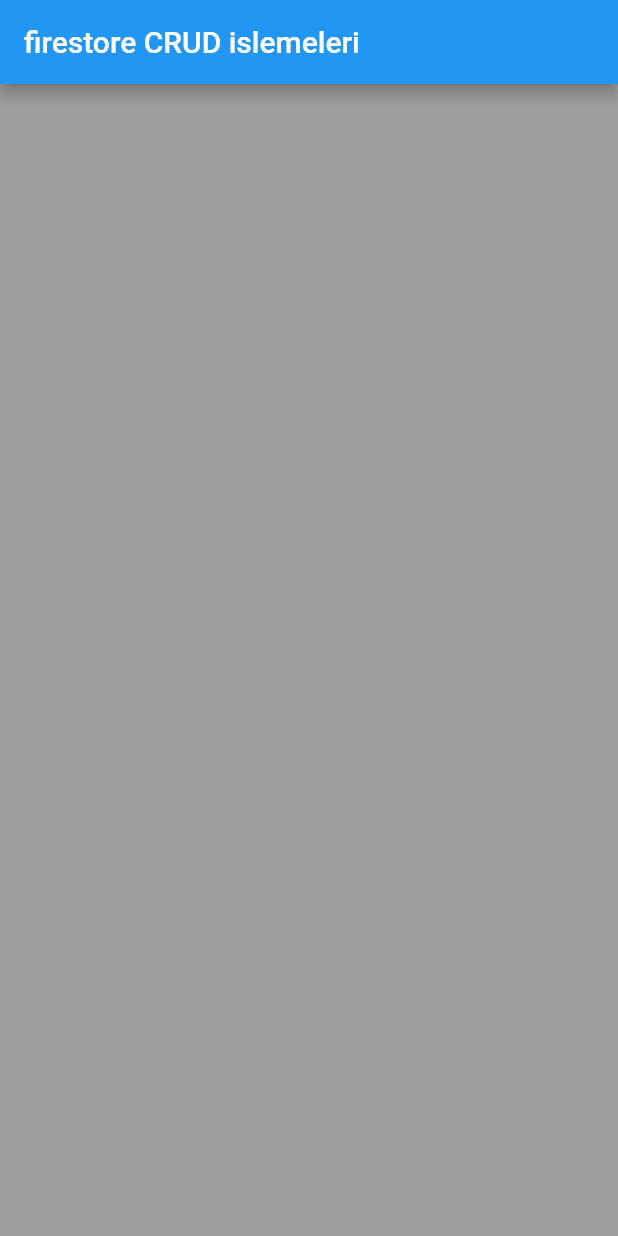
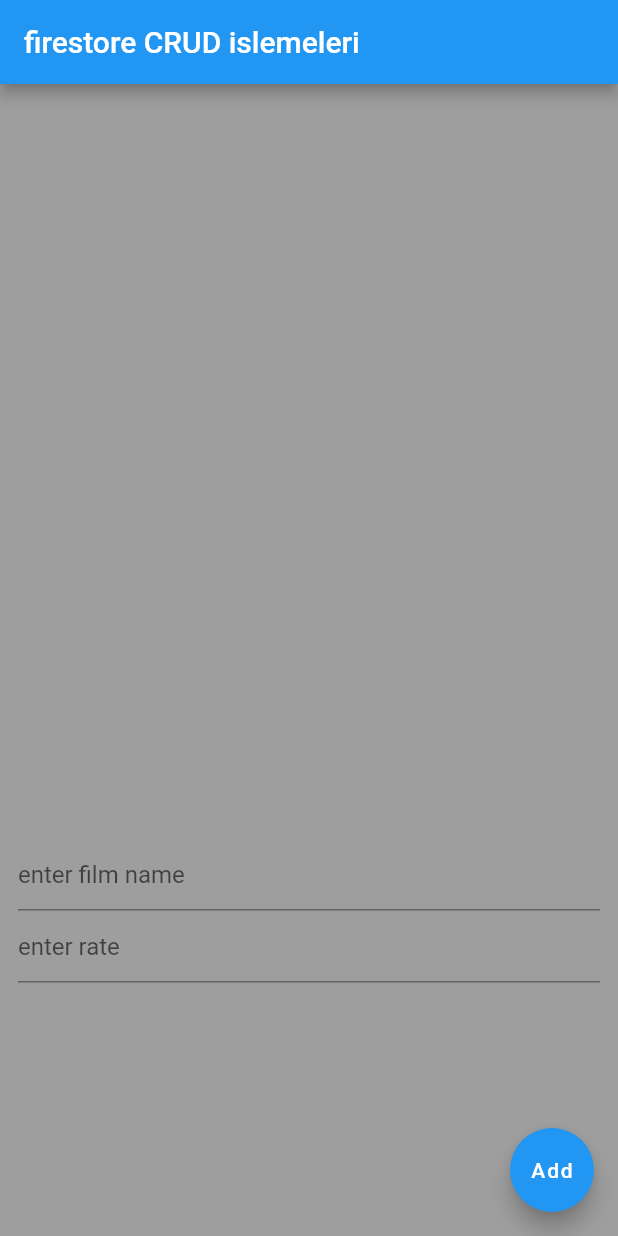
Before and after one commit to serhatcetin-kral/flutter-firebase-calisma2, a Flutter app: the screen it shows after launch, on a phone screen of 412 x 824 dp. Run offline on Flutter 3.47's test engine with Material 2 defaults, Android fonts, the phone set to English and light mode, and no system bars; our stand-ins replace cloud_firestore, firebase_core; missing offline and left inert: dart:ffi; accounts and stored records are empty.

Commit message:
Update home_page.dart

```diff
--- a/lib/home_page.dart
+++ b/lib/home_page.dart
@@ -1,3 +1,138 @@
+import 'dart:ffi';
+
+import 'package:cloud_firestore/cloud_firestore.dart';
+import 'package:firebase_core/firebase_core.dart';
+import 'package:flutter/cupertino.dart';
+import 'package:flutter/material.dart';
+
+
+class HomePage extends StatefulWidget {
+
+
+  @override
+  _HomePageState createState() => _HomePageState();
+}
+
+class _HomePageState extends State<HomePage> {
+
+  final _firestore=FirebaseFirestore.instance;
+  TextEditingController nameController=TextEditingController();//bu ayarlar taxt kutulari ayarlari icin kullanilir
+  TextEditingController rateController=TextEditingController();
+
+
+  @override
+  Widget build(BuildContext context) {
+
+    CollectionReference moviesRef=_firestore.collection("MOVIES");
+
+
+    var karasovalyeRef=moviesRef.doc("karasovalye");
+
+    return Scaffold(
+      backgroundColor: Colors.grey,
+      appBar: AppBar(title: Text('firestore CRUD islemeleri'),),
+      body: Center(
+        child: Container(
+
+          child: Column(children:[
+
+            // ElevatedButton(child:Text("GET QUERYSNAPSHOT"),onPressed:() async{
+            //   var response=await moviesRef.get();
+            //   var list=response.docs;
+            //   print(list.first.data());
+            //   print(list[1].data());
+            //
+            // }
+            // ),
+            //stream builder canli degistirmeyi saglar data basde birsey degisince programida degistirir
+            StreamBuilder<QuerySnapshot>(
+
+                stream:moviesRef.snapshots(),builder:(BuildContext context,AsyncSnapshot asyncSnaphot)
+            {
+
+
+
+              if(asyncSnaphot.hasError){
+                return Center(child: Text("some error is occured"),);
+              }
+              else{
+                if(asyncSnaphot.hasData){
+                  List<DocumentSnapshot> listOfDocumentSnapshot=asyncSnaphot.data.docs;
+                  return  Flexible(
+                    child: ListView.builder(
+                      itemCount: listOfDocumentSnapshot.length,
+                      itemBuilder: (context,index){
+
+                        return Card(
+                          child: ListTile(
+                            title:Text("${listOfDocumentSnapshot[index].get('name')}",style: TextStyle(fontSize: 24),),
+                            subtitle:  Text("${listOfDocumentSnapshot[index].get('year')}",style: TextStyle(fontSize: 16),),
+                            trailing: IconButton(icon: Icon(Icons.delete),
+                              onPressed: () async{
+                              //fire basede data silmek icin  delete metodu
+                                await listOfDocumentSnapshot[index].reference.delete();
+
+                              },),
+
+                          ),
+                        );
+
+
+                      },
+                    ),
+                  );
+                }
+                else{
+
+                  return Center(child: CircularProgressIndicator(),);
+                }
+              }
+
+
+            })
+           ,
+            Padding(
+              padding: const EdgeInsets.symmetric(horizontal: 12,vertical: 169),
+              child: Form(child: Column(children: [
+                TextFormField(
+                  controller: nameController,
+                  decoration: InputDecoration(hintText: "enter film name"),
+                ),
+                TextFormField(
+                  controller: rateController,
+                  decoration: InputDecoration(hintText: "enter rate"),
+                ),
+
+
+
+              ],)),
+            )
+
+          ]
+          ),
+        ),
+      ),
+     floatingActionButton: FloatingActionButton(
+       child: Text("Add"),
+       onPressed: () async {
+         print(nameController.text);
+         print(rateController.text);
+
+         //data base gonermek iicn bilgileri map olustur
+         Map<String,dynamic> moviData={'name':nameController.text,'rate':rateController.text};
+// firebase gonderme metodu
+
+       await moviesRef.doc(nameController.text).set(moviData);//film adi ve id ayni olugu icin boyle yaptik
+  // ayni isimde filmi eklemez id isim ile ayni diye set metodu ile guncellemede yapabilirsin isim disinda diyerlerini guncelleyebilirsin
+        // await moviesRef.doc(nameController.text).update({'year':301});
+
+       },),
+
+    );
+  }
+}
+
+///////////////////////////////////////////////////////////////yukaridaki kisim firebase data ekleme ve update etmeli
 import 'package:cloud_firestore/cloud_firestore.dart';
 import 'package:firebase_core/firebase_core.dart';
 import 'package:flutter/cupertino.dart';
```
